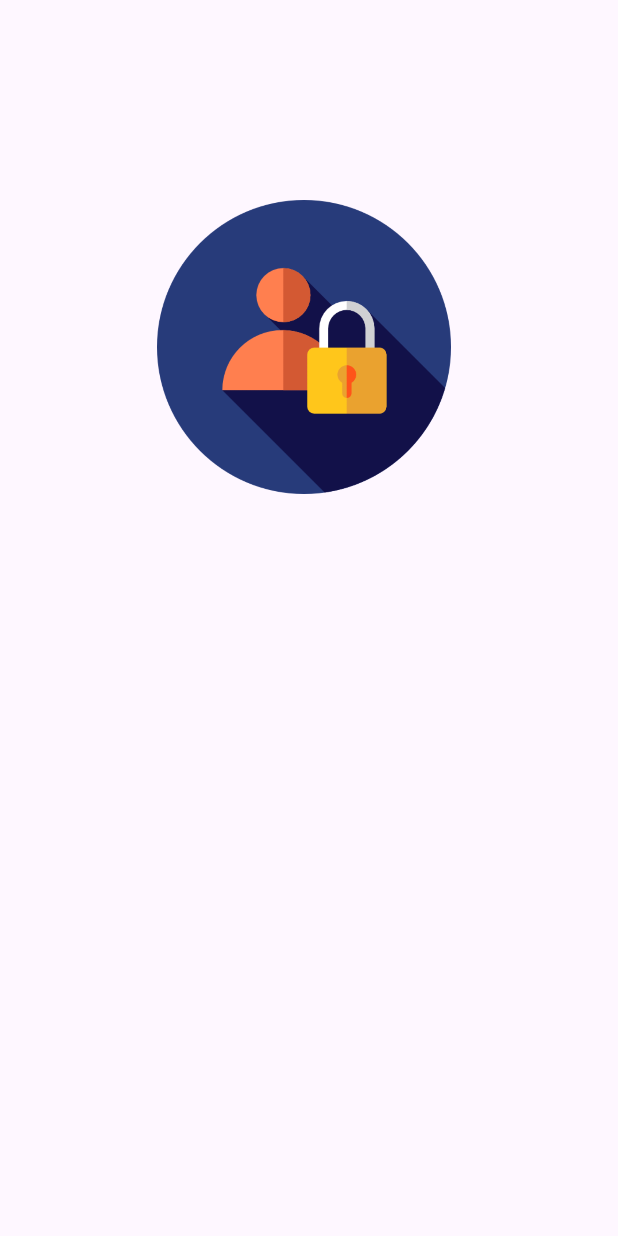
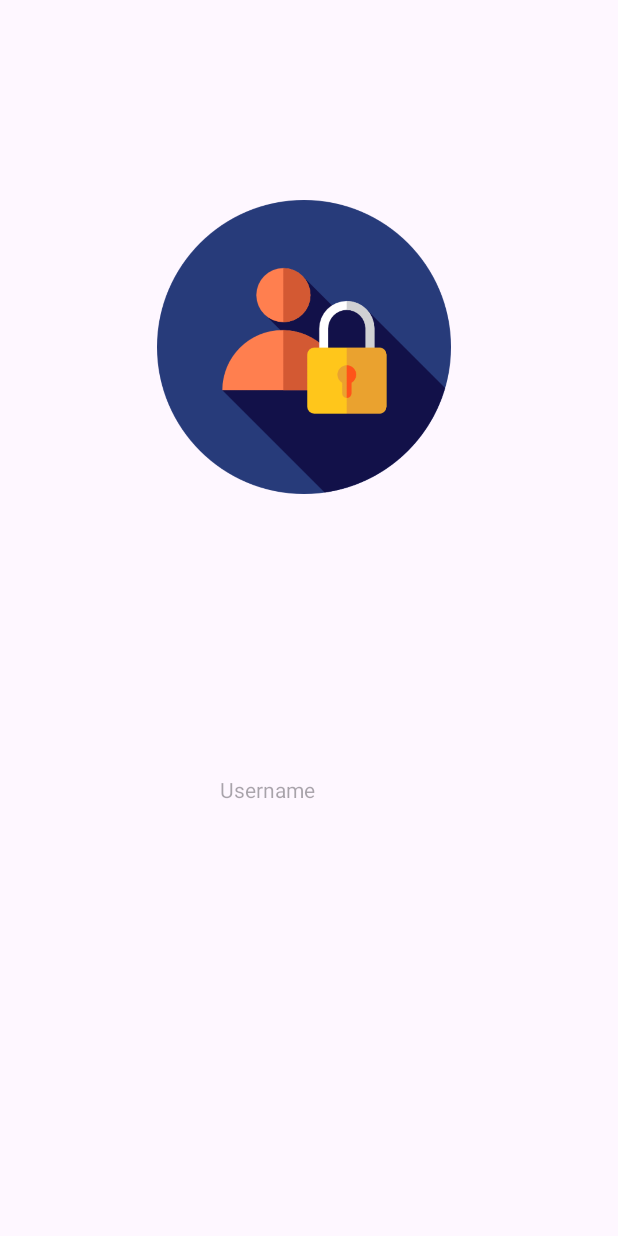
Before and after one commit to dairahmannn/TA-PM-SI21CDX-OASIS, an Android app: the screen it shows after launch (MainActivity), on a phone screen of 412 x 824 dp. Run offline under Robolectric (Android 15) with nearby library versions, the phone set to English and light mode, and no system bars.

Commit message:
master: Menambahkan text view (Username)

```diff
--- a/PROGRAM/app/src/main/res/layout/activity_main.xml
+++ b/PROGRAM/app/src/main/res/layout/activity_main.xml
@@ -20,4 +20,16 @@
         android:layout_marginRight="113dp"
         android:layout_marginBottom="361dp"
         app:srcCompat="@drawable/login" />
+
+    <TextView
+        android:id="@+id/textView"
+        android:layout_width="wrap_content"
+        android:layout_height="wrap_content"
+        android:layout_alignParentEnd="true"
+        android:layout_alignParentBottom="true"
+        android:layout_marginEnd="105dp"
+        android:layout_marginRight="105dp"
+        android:layout_marginBottom="288dp"
+        android:ems="10"
+        android:hint="Username" />
 </RelativeLayout>
```
